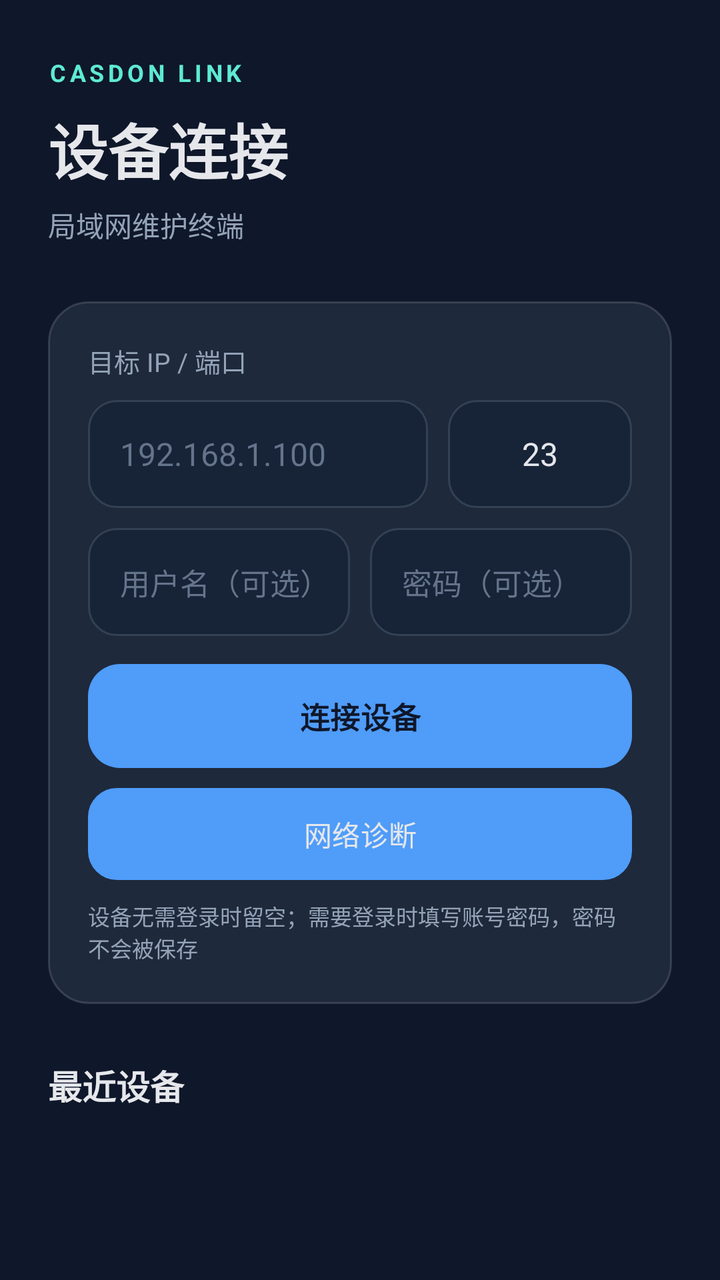
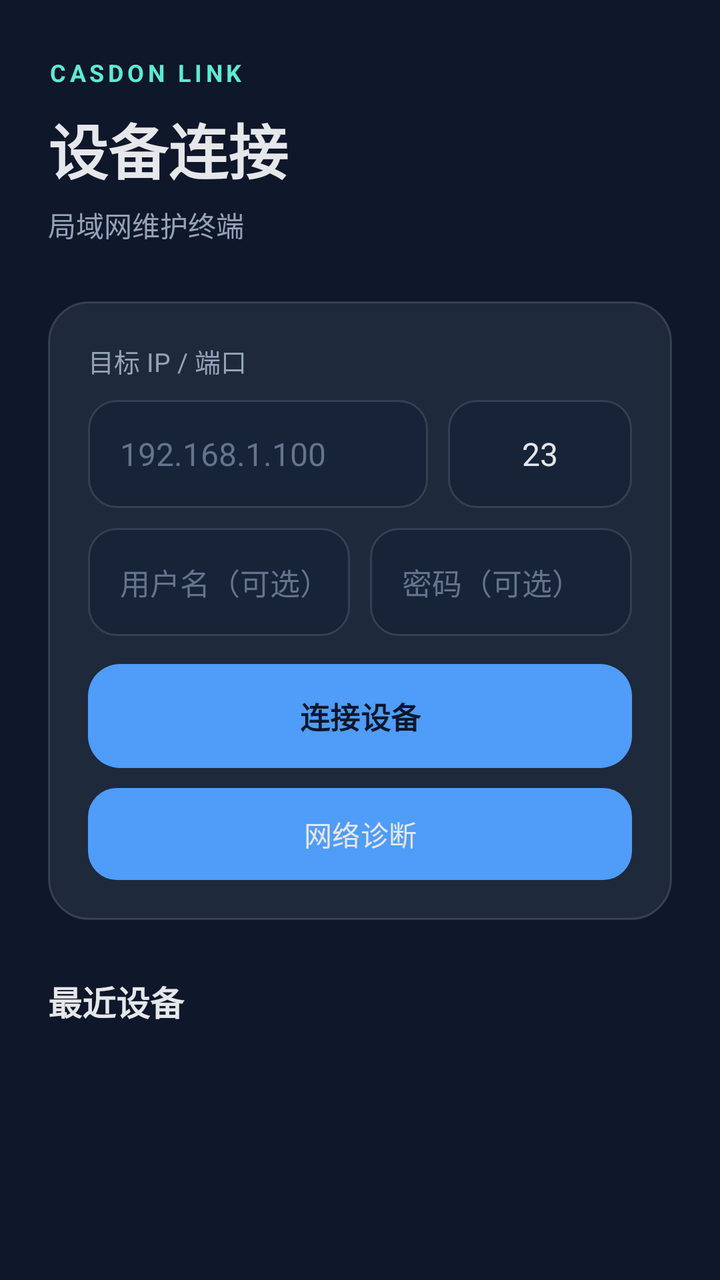

Screens rendered from an Android XML layout before and after an edit, with the pre-edit source and the edit as a unified diff.
<!-- AndroidManifest.xml: application theme Theme.CasdonLink -->
<!-- res/layout/activity_main.xml -->
<?xml version="1.0" encoding="utf-8"?>
<ScrollView xmlns:android="http://schemas.android.com/apk/res/android"
    xmlns:tools="http://schemas.android.com/tools"
    android:id="@+id/main"
    android:layout_width="match_parent"
    android:layout_height="match_parent"
    android:background="@color/background"
    android:fillViewport="true"
    tools:context=".MainActivity">

    <LinearLayout
        android:layout_width="match_parent"
        android:layout_height="wrap_content"
        android:orientation="vertical"
        android:paddingStart="24dp"
        android:paddingTop="28dp"
        android:paddingEnd="24dp"
        android:paddingBottom="28dp">

        <TextView
            android:layout_width="wrap_content"
            android:layout_height="wrap_content"
            android:text="CASDON LINK"
            android:textColor="@color/secondary"
            android:textSize="12sp"
            android:letterSpacing="0.16"
            android:textStyle="bold" />

        <TextView
            android:layout_width="wrap_content"
            android:layout_height="wrap_content"
            android:layout_marginTop="8dp"
            android:text="设备连接"
            android:textColor="@color/text_primary"
            android:textSize="30sp"
            android:textStyle="bold" />

        <TextView
            android:layout_width="wrap_content"
            android:layout_height="wrap_content"
            android:layout_marginTop="6dp"
            android:text="局域网维护终端"
            android:textColor="@color/text_secondary"
            android:textSize="14sp" />

        <LinearLayout
            android:layout_width="match_parent"
            android:layout_height="wrap_content"
            android:layout_marginTop="28dp"
            android:background="@drawable/bg_card"
            android:orientation="vertical"
            android:padding="20dp">

            <TextView
                android:layout_width="wrap_content"
                android:layout_height="wrap_content"
                android:text="目标 IP / 端口"
                android:textColor="@color/text_secondary"
                android:textSize="13sp" />

            <LinearLayout
                android:layout_width="match_parent"
                android:layout_height="wrap_content"
                android:layout_marginTop="10dp"
                android:orientation="horizontal">

                <EditText
                    android:id="@+id/ipInput"
                    android:layout_width="0dp"
                    android:layout_height="54dp"
                    android:layout_weight="1"
                    android:background="@drawable/bg_input"
                    android:hint="192.168.1.100"
                    android:inputType="text"
                    android:paddingStart="16dp"
                    android:paddingEnd="16dp"
                    android:singleLine="true"
                    android:textColor="@color/text_primary"
                    android:textColorHint="#64748B"
                    android:textSize="16sp" />

                <EditText
                    android:id="@+id/portInput"
                    android:layout_width="92dp"
                    android:layout_height="54dp"
                    android:layout_marginStart="10dp"
                    android:background="@drawable/bg_input"
                    android:hint="23"
                    android:inputType="number"
                    android:maxLength="5"
                    android:gravity="center"
                    android:singleLine="true"
                    android:text="23"
                    android:textColor="@color/text_primary"
                    android:textColorHint="#64748B"
                    android:textSize="16sp" />
            </LinearLayout>

            <LinearLayout
                android:layout_width="match_parent"
                android:layout_height="wrap_content"
                android:layout_marginTop="10dp"
                android:orientation="horizontal">

                <EditText
                    android:id="@+id/usernameInput"
                    android:layout_width="0dp"
                    android:layout_height="54dp"
                    android:layout_weight="1"
                    android:background="@drawable/bg_input"
                    android:hint="用户名（可选）"
                    android:inputType="text"
                    android:paddingStart="16dp"
                    android:paddingEnd="16dp"
                    android:singleLine="true"
                    android:textColor="@color/text_primary"
                    android:textColorHint="#64748B"
                    android:textSize="15sp" />

                <EditText
                    android:id="@+id/passwordInput"
                    android:layout_width="0dp"
                    android:layout_height="54dp"
                    android:layout_marginStart="10dp"
                    android:layout_weight="1"
                    android:background="@drawable/bg_input"
                    android:hint="密码（可选）"
                    android:inputType="textPassword"
                    android:paddingStart="16dp"
                    android:paddingEnd="16dp"
                    android:singleLine="true"
                    android:textColor="@color/text_primary"
                    android:textColorHint="#64748B"
                    android:textSize="15sp" />
            </LinearLayout>

            <Button
                android:id="@+id/connectButton"
                android:layout_width="match_parent"
                android:layout_height="52dp"
                android:layout_marginTop="14dp"
                android:background="@drawable/bg_button"
                android:text="连接设备"
                android:textAllCaps="false"
                android:textColor="@color/background"
                android:textSize="15sp"
                android:textStyle="bold" />

            <Button
                android:id="@+id/diagnoseButton"
                android:layout_width="match_parent"
                android:layout_height="46dp"
                android:layout_marginTop="10dp"
                android:background="@drawable/bg_input"
                android:text="网络诊断"
                android:textAllCaps="false"
                android:textColor="@color/text_primary"
                android:textSize="14sp" />

            <TextView
                android:layout_width="match_parent"
                android:layout_height="wrap_content"
                android:layout_marginTop="10dp"
                android:text="设备无需登录时留空；需要登录时填写账号密码，密码不会被保存"
                android:textColor="@color/text_secondary"
                android:textSize="11sp" />
        </LinearLayout>

        <TextView
            android:id="@+id/recentTitle"
            android:layout_width="match_parent"
            android:layout_height="wrap_content"
            android:layout_marginTop="28dp"
            android:text="最近设备"
            android:textColor="@color/text_primary"
            android:textSize="17sp"
            android:textStyle="bold" />

        <LinearLayout
            android:id="@+id/recentDevices"
            android:layout_width="match_parent"
            android:layout_height="wrap_content"
            android:layout_marginTop="12dp"
            android:orientation="vertical" />

    </LinearLayout>
</ScrollView>
<!-- resources referenced by this layout -->
<resources>
  <color name="background">#0F172A</color>
  <color name="secondary">#5EEAD4</color>
  <color name="text_primary">#E5E7EB</color>
  <color name="text_secondary">#94A3B8</color>
  <!-- drawable bg_button (drawable) -->
  <shape xmlns:android="http://schemas.android.com/apk/res/android">
      <solid android:color="@color/primary" />
      <corners android:radius="16dp" />
  </shape>
  <!-- drawable bg_card (drawable) -->
  <shape xmlns:android="http://schemas.android.com/apk/res/android">
      <solid android:color="@color/surface" />
      <stroke android:width="1dp" android:color="#24FFFFFF" />
      <corners android:radius="20dp" />
  </shape>
  <!-- drawable bg_input (drawable) -->
  <shape xmlns:android="http://schemas.android.com/apk/res/android">
      <solid android:color="#172337" />
      <stroke android:width="1dp" android:color="#334155" />
      <corners android:radius="14dp" />
  </shape>
  <style name="Theme.CasdonLink" parent="Base.Theme.CasdonLink" />
  <color name="primary">#4F9CF9</color>
  <color name="surface">#1E293B</color>
  <style name="Base.Theme.CasdonLink" parent="Theme.Material3.DayNight.NoActionBar">
          <item name="colorPrimary">@color/primary</item>
          <item name="colorSecondary">@color/secondary</item>
          <item name="android:colorAccent">@color/primary</item>
          <item name="android:windowLightStatusBar">false</item>
          <item name="android:statusBarColor">@color/background</item>
          <item name="android:navigationBarColor">@color/background</item>
          <item name="android:windowBackground">@color/background</item>
      </style>
</resources>

<!-- the commit's change to res/layout/activity_main.xml (unified diff, before → after) -->
@@ -156,14 +156,6 @@
                 android:textAllCaps="false"
                 android:textColor="@color/text_primary"
                 android:textSize="14sp" />
-
-            <TextView
-                android:layout_width="match_parent"
-                android:layout_height="wrap_content"
-                android:layout_marginTop="10dp"
-                android:text="设备无需登录时留空；需要登录时填写账号密码，密码不会被保存"
-                android:textColor="@color/text_secondary"
-                android:textSize="11sp" />
         </LinearLayout>
 
         <TextView
